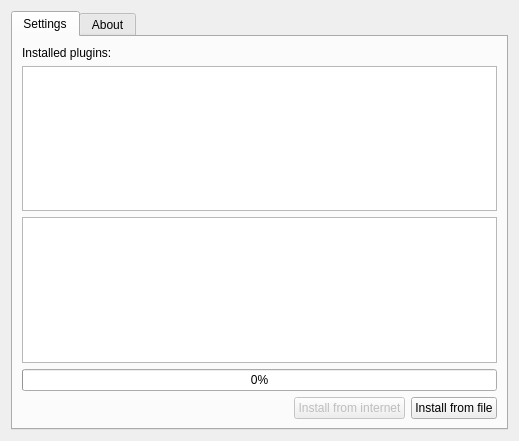
First picture: the form in ui/settings.ui, repository euroelessar/qutim, before the edit.
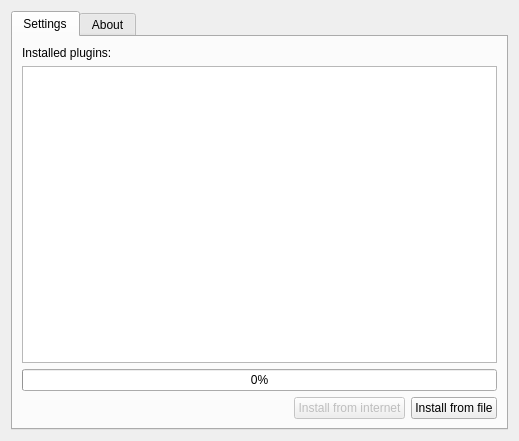
Second picture: the form after the edit. Icons and pictures are not drawn.

Diff of the .ui file:
```diff
--- a/ui/settings.ui
+++ b/ui/settings.ui
@@ -31,7 +31,7 @@
          </property>
         </widget>
        </item>
-       <item row="5" column="0">
+       <item row="4" column="0">
         <spacer name="horizontalSpacer">
          <property name="orientation">
           <enum>Qt::Horizontal</enum>
@@ -79,9 +79,6 @@
        <item row="2" column="0" colspan="3">
         <widget class="QListWidget" name="listWidget"/>
        </item>
-       <item row="3" column="0" colspan="3">
-        <widget class="QTreeView" name="treeView"/>
-       </item>
       </layout>
      </widget>
      <widget class="QWidget" name="AboutTab">
```
Left out of the diff: 6 changed lines with no effect on the pictures.
